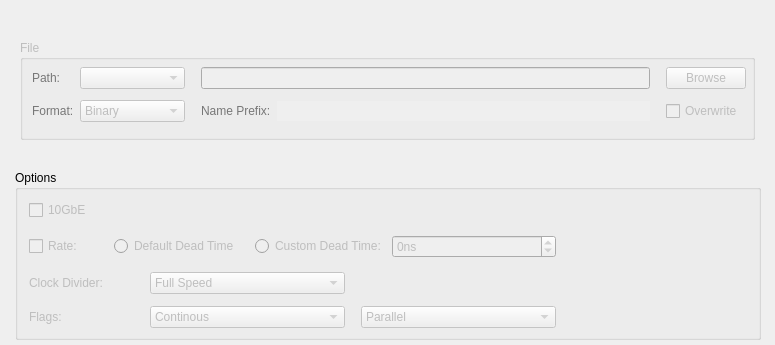
Qt form slsDetectorGui/forms/form_tab_dataoutput.ui (slsdetectorgroup/slsDetectorPackage) before a commit.
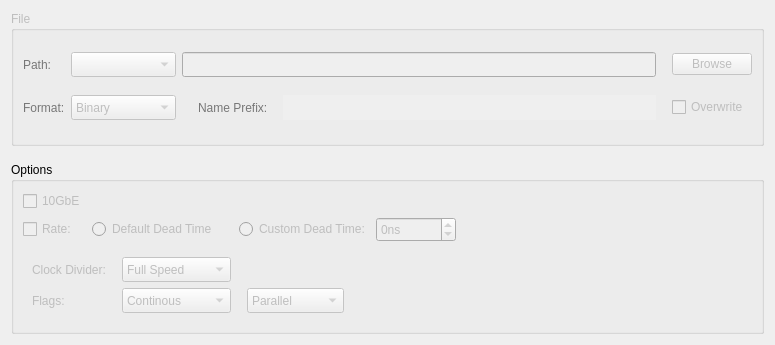
The same form after that commit. Icons and pictures are not drawn.

Patch:
```diff
--- a/slsDetectorGui/forms/form_tab_dataoutput.ui
+++ b/slsDetectorGui/forms/form_tab_dataoutput.ui
@@ -24,39 +24,426 @@
   </property>
   <property name="maximumSize">
    <size>
-    <width>1000</width>
-    <height>1000</height>
+    <width>775</width>
+    <height>365</height>
    </size>
   </property>
   <property name="windowTitle">
    <string>Form</string>
   </property>
+  <layout class="QGridLayout" name="gridLayout_3">
+   <item row="0" column="0">
+    <widget class="QGroupBox" name="boxFileWriteEnabled">
+     <property name="enabled">
+      <bool>false</bool>
+     </property>
+     <property name="title">
+      <string>File</string>
+     </property>
+     <layout class="QGridLayout" name="gridLayout_4">
+      <item row="0" column="1">
+       <widget class="QComboBox" name="comboDetector">
+        <property name="sizePolicy">
+         <sizepolicy hsizetype="Fixed" vsizetype="Fixed">
+          <horstretch>0</horstretch>
+          <verstretch>0</verstretch>
+         </sizepolicy>
+        </property>
+        <property name="minimumSize">
+         <size>
+          <width>105</width>
+          <height>25</height>
+         </size>
+        </property>
+       </widget>
+      </item>
+      <item row="1" column="3">
+       <widget class="QLabel" name="lblFileName">
+        <property name="sizePolicy">
+         <sizepolicy hsizetype="Fixed" vsizetype="Preferred">
+          <horstretch>0</horstretch>
+          <verstretch>0</verstretch>
+         </sizepolicy>
+        </property>
+        <property name="maximumSize">
+         <size>
+          <width>16777215</width>
+          <height>16777215</height>
+         </size>
+        </property>
+        <property name="palette">
+         <palette>
+          <active>
+           <colorrole role="WindowText">
+            <brush brushstyle="SolidPattern">
+             <color alpha="255">
+              <red>2</red>
+              <green>2</green>
+              <blue>2</blue>
+             </color>
+            </brush>
+           </colorrole>
+          </active>
+          <inactive>
+           <colorrole role="WindowText">
+            <brush brushstyle="SolidPattern">
+             <color alpha="255">
+              <red>0</red>
+              <green>0</green>
+              <blue>0</blue>
+             </color>
+            </brush>
+           </colorrole>
+          </inactive>
+          <disabled>
+           <colorrole role="WindowText">
+            <brush brushstyle="SolidPattern">
+             <color alpha="255">
+              <red>119</red>
+              <green>119</green>
+              <blue>119</blue>
+             </color>
+            </brush>
+           </colorrole>
+          </disabled>
+         </palette>
+        </property>
+        <property name="toolTip">
+         <string>&lt;html&gt;&lt;head/&gt;&lt;body&gt;&lt;p&gt;Name of file. Can be modified in Measurement tab.&lt;br/&gt;#fname# &lt;br/&gt;&lt;/p&gt;&lt;/body&gt;&lt;/html&gt;</string>
+        </property>
+        <property name="text">
+         <string>Name Prefix: </string>
+        </property>
+       </widget>
+      </item>
+      <item row="0" column="7">
+       <widget class="QPushButton" name="btnOutputBrowse">
+        <property name="sizePolicy">
+         <sizepolicy hsizetype="Fixed" vsizetype="Fixed">
+          <horstretch>0</horstretch>
+          <verstretch>0</verstretch>
+         </sizepolicy>
+        </property>
+        <property name="toolTip">
+         <string>&lt;nobr&gt;
+Directory where one saves the data.
+&lt;/nobr&gt;&lt;br&gt;
+ #outdir#
+&lt;br&gt;
+Disabled if receiver pc is not same as client pc.
+</string>
+        </property>
+        <property name="text">
+         <string>Browse</string>
+        </property>
+        <property name="icon">
+         <iconset resource="../include/icons.qrc">
+          <normaloff>:/icons/images/browse.png</normaloff>:/icons/images/browse.png</iconset>
+        </property>
+       </widget>
+      </item>
+      <item row="1" column="0">
+       <widget class="QLabel" name="lblFileFormat">
+        <property name="sizePolicy">
+         <sizepolicy hsizetype="Fixed" vsizetype="Preferred">
+          <horstretch>0</horstretch>
+          <verstretch>0</verstretch>
+         </sizepolicy>
+        </property>
+        <property name="maximumSize">
+         <size>
+          <width>70</width>
+          <height>16777215</height>
+         </size>
+        </property>
+        <property name="palette">
+         <palette>
+          <active>
+           <colorrole role="WindowText">
+            <brush brushstyle="SolidPattern">
+             <color alpha="255">
+              <red>2</red>
+              <green>2</green>
+              <blue>2</blue>
+             </color>
+            </brush>
+           </colorrole>
+          </active>
+          <inactive>
+           <colorrole role="WindowText">
+            <brush brushstyle="SolidPattern">
+             <color alpha="255">
+              <red>0</red>
+              <green>0</green>
+              <blue>0</blue>
+             </color>
+            </brush>
+           </colorrole>
+          </inactive>
+          <disabled>
+           <colorrole role="WindowText">
+            <brush brushstyle="SolidPattern">
+             <color alpha="255">
+              <red>119</red>
+              <green>119</green>
+              <blue>119</blue>
+             </color>
+            </brush>
+           </colorrole>
+          </disabled>
+         </palette>
+        </property>
+        <property name="toolTip">
+         <string>&lt;html&gt;&lt;head/&gt;&lt;body&gt;&lt;p&gt;File Format&lt;br/&gt;#fileformat# &lt;br/&gt;&lt;/p&gt;&lt;/body&gt;&lt;/html&gt;</string>
+        </property>
+        <property name="text">
+         <string>Format:</string>
+        </property>
+       </widget>
+      </item>
+      <item row="1" column="1">
+       <widget class="QComboBox" name="comboFileFormat">
+        <property name="sizePolicy">
+         <sizepolicy hsizetype="Fixed" vsizetype="Fixed">
+          <horstretch>0</horstretch>
+          <verstretch>0</verstretch>
+         </sizepolicy>
+        </property>
+        <property name="minimumSize">
+         <size>
+          <width>105</width>
+          <height>25</height>
+         </size>
+        </property>
+        <property name="toolTip">
+         <string>&lt;html&gt;&lt;head/&gt;&lt;body&gt;&lt;p&gt;File Format&lt;br/&gt;#fileformat# &lt;br/&gt;&lt;/p&gt;&lt;/body&gt;&lt;/html&gt;</string>
+        </property>
+        <item>
+         <property name="text">
+          <string>Binary</string>
+         </property>
+        </item>
+        <item>
+         <property name="text">
+          <string>HDF5</string>
+         </property>
+        </item>
+       </widget>
+      </item>
+      <item row="0" column="0">
+       <widget class="QLabel" name="lblOutputDir">
+        <property name="sizePolicy">
+         <sizepolicy hsizetype="Fixed" vsizetype="Preferred">
+          <horstretch>0</horstretch>
+          <verstretch>0</verstretch>
+         </sizepolicy>
+        </property>
+        <property name="maximumSize">
+         <size>
+          <width>70</width>
+          <height>16777215</height>
+         </size>
+        </property>
+        <property name="palette">
+         <palette>
+          <active>
+           <colorrole role="WindowText">
+            <brush brushstyle="SolidPattern">
+             <color alpha="255">
+              <red>2</red>
+              <green>2</green>
+              <blue>2</blue>
+             </color>
+            </brush>
+           </colorrole>
+          </active>
+          <inactive>
+           <colorrole role="WindowText">
+            <brush brushstyle="SolidPattern">
+             <color alpha="255">
+              <red>0</red>
+              <green>0</green>
+              <blue>0</blue>
+             </color>
+            </brush>
+           </colorrole>
+          </inactive>
+          <disabled>
+           <colorrole role="WindowText">
+            <brush brushstyle="SolidPattern">
+             <color alpha="255">
+              <red>119</red>
+              <green>119</green>
+              <blue>119</blue>
+             </color>
+            </brush>
+           </colorrole>
+          </disabled>
+         </palette>
+        </property>
+        <property name="toolTip">
+         <string>&lt;nobr&gt;
+Directory where one saves the data.
+&lt;/nobr&gt;&lt;br&gt;
+ #outdir#
+&lt;br&gt;
+</string>
+        </property>
+        <property name="text">
+         <string>Path:</string>
+        </property>
+       </widget>
+      </item>
+      <item row="1" column="5">
+       <widget class="QLineEdit" name="dispFileName">
+        <property name="sizePolicy">
+         <sizepolicy hsizetype="Expanding" vsizetype="Fixed">
+          <horstretch>0</horstretch>
+          <verstretch>0</verstretch>
+         </sizepolicy>
+        </property>
+        <property name="minimumSize">
+         <size>
+          <width>0</width>
+          <height>25</height>
+         </size>
+        </property>
+        <property name="maximumSize">
+         <size>
+          <width>16777215</width>
+          <height>16777215</height>
+         </size>
+        </property>
+        <property name="focusPolicy">
+         <enum>Qt::NoFocus</enum>
+        </property>
+        <property name="toolTip">
+         <string>&lt;html&gt;&lt;head/&gt;&lt;body&gt;&lt;p&gt;Name of file. Can be modified in Measurement tab.&lt;br/&gt;#fname# &lt;br/&gt;&lt;/p&gt;&lt;/body&gt;&lt;/html&gt;</string>
+        </property>
+        <property name="frame">
+         <bool>false</bool>
+        </property>
+        <property name="echoMode">
+         <enum>QLineEdit::Normal</enum>
+        </property>
+        <property name="readOnly">
+         <bool>true</bool>
+        </property>
+       </widget>
+      </item>
+      <item row="1" column="7">
+       <widget class="QCheckBox" name="chkOverwriteEnable">
+        <property name="sizePolicy">
+         <sizepolicy hsizetype="Fixed" vsizetype="Fixed">
+          <horstretch>0</horstretch>
+          <verstretch>0</verstretch>
+         </sizepolicy>
+        </property>
+        <property name="maximumSize">
+         <size>
+          <width>16777215</width>
+          <height>16777215</height>
+         </size>
+        </property>
+        <property name="toolTip">
+         <string>Overwrite Enable
+ #overwrite#</string>
+        </property>
+        <property name="text">
+         <string>Overwrite</string>
+        </property>
+       </widget>
+      </item>
+      <item row="0" column="6">
+       <spacer name="horizontalSpacer_9">
+        <property name="orientation">
+         <enum>Qt::Horizontal</enum>
+        </property>
+        <property name="sizeType">
+         <enum>QSizePolicy::Fixed</enum>
+        </property>
+        <property name="sizeHint" stdset="0">
+         <size>
+          <width>10</width>
+          <height>20</height>
+         </size>
+        </property>
+       </spacer>
+      </item>
+      <item row="1" column="2">
+       <spacer name="horizontalSpacer_10">
+        <property name="orientation">
+         <enum>Qt::Horizontal</enum>
+        </property>
+        <property name="sizeType">
+         <enum>QSizePolicy::Fixed</enum>
+        </property>
+        <property name="sizeHint" stdset="0">
+         <size>
+          <width>10</width>
+          <height>20</height>
+         </size>
+        </property>
+       </spacer>
+      </item>
+      <item row="0" column="2" colspan="4">
+       <widget class="QLineEdit" name="dispOutputDir">
+        <property name="minimumSize">
+         <size>
+          <width>0</width>
+          <height>25</height>
+         </size>
+        </property>
+        <property name="focusPolicy">
+         <enum>Qt::StrongFocus</enum>
+        </property>
+        <property name="toolTip">
+         <string>&lt;nobr&gt;
+Directory where one saves the data.
+&lt;/nobr&gt;&lt;br&gt;
+ #outdir#
+&lt;br&gt;
+</string>
+        </property>
+       </widget>
+      </item>
+     </layout>
+    </widget>
+   </item>
+   <item row="2" column="0">
   <widget class="QGroupBox" name="boxCorrection_2">
-   <property name="geometry">
-    <rect>
-     <x>15</x>
-     <y>170</y>
-     <width>746</width>
-     <height>170</height>
-    </rect>
-   </property>
    <property name="title">
     <string>Options</string>
    </property>
-   <widget class="QWidget" name="gridLayoutWidget_2">
-    <property name="geometry">
-     <rect>
-      <x>14</x>
-      <y>21</y>
-      <width>527</width>
-      <height>76</height>
-     </rect>
-    </property>
-    <layout class="QGridLayout" name="gridLayout_2">
-     <property name="verticalSpacing">
-      <number>6</number>
-     </property>
-     <item row="1" column="4" colspan="2">
+     <layout class="QGridLayout" name="gridLayout">
+      <item row="1" column="1">
+       <widget class="QRadioButton" name="radioDefaultDeadtime">
+        <property name="enabled">
+         <bool>false</bool>
+        </property>
+        <property name="text">
+         <string>Default Dead Time</string>
+        </property>
+       </widget>
+      </item>
+      <item row="0" column="0">
+       <widget class="QCheckBox" name="chkTenGiga">
+        <property name="enabled">
+         <bool>false</bool>
+        </property>
+        <property name="toolTip">
+         <string>&lt;nobr&gt;
+Compression using Root. Available only for Gotthard in Expert Mode.
+&lt;/nobr&gt;&lt;br&gt;&lt;nobr&gt;
+ #r_compression#
+&lt;/nobr&gt;</string>
+        </property>
+        <property name="text">
+         <string>10GbE</string>
+        </property>
+       </widget>
+      </item>
+      <item row="1" column="4">
       <widget class="QSpinBox" name="spinCustomDeadTime">
        <property name="enabled">
         <bool>false</bool>
@@ -67,6 +454,12 @@
          <verstretch>0</verstretch>
         </sizepolicy>
        </property>
+        <property name="minimumSize">
+         <size>
+          <width>0</width>
+          <height>25</height>
+         </size>
+        </property>
        <property name="suffix">
         <string>ns</string>
        </property>
@@ -81,16 +474,6 @@
        </property>
       </widget>
      </item>
-     <item row="1" column="1">
-      <widget class="QRadioButton" name="radioDefaultDeadtime">
-       <property name="enabled">
-        <bool>false</bool>
-       </property>
-       <property name="text">
-        <string>Default Dead Time</string>
-       </property>
-      </widget>
-     </item>
      <item row="1" column="0">
       <widget class="QCheckBox" name="chkRate">
        <property name="enabled">
@@ -101,23 +484,6 @@
        </property>
       </widget>
      </item>
-     <item row="0" column="0">
-      <widget class="QCheckBox" name="chkTenGiga">
-       <property name="enabled">
-        <bool>false</bool>
-       </property>
-       <property name="toolTip">
-        <string>&lt;nobr&gt;
-Compression using Root. Available only for Gotthard in Expert Mode.
-&lt;/nobr&gt;&lt;br&gt;&lt;nobr&gt;
- #r_compression#
-&lt;/nobr&gt;</string>
-       </property>
-       <property name="text">
-        <string>10GbE</string>
-       </property>
-      </widget>
-     </item>
      <item row="1" column="2">
       <spacer name="horizontalSpacer_2">
        <property name="orientation">
@@ -144,32 +510,36 @@
        </property>
       </widget>
      </item>
-    </layout>
-   </widget>
+      <item row="1" column="5">
+       <spacer name="horizontalSpacer_7">
+        <property name="orientation">
+         <enum>Qt::Horizontal</enum>
+        </property>
+        <property name="sizeType">
+         <enum>QSizePolicy::Expanding</enum>
+        </property>
+        <property name="sizeHint" stdset="0">
+         <size>
+          <width>10</width>
+          <height>20</height>
+         </size>
+        </property>
+       </spacer>
+      </item>
+      <item row="2" column="0" colspan="6">
    <widget class="QWidget" name="widgetEiger" native="true">
     <property name="enabled">
      <bool>false</bool>
     </property>
-    <property name="geometry">
-     <rect>
-      <x>3</x>
-      <y>92</y>
-      <width>547</width>
-      <height>72</height>
-     </rect>
-    </property>
-    <widget class="QWidget" name="gridLayoutWidget">
-     <property name="geometry">
-      <rect>
-       <x>11</x>
-       <y>4</y>
-       <width>527</width>
-       <height>68</height>
-      </rect>
-     </property>
      <layout class="QGridLayout" name="gridEiger">
       <item row="1" column="2">
        <widget class="QComboBox" name="comboEigerFlags1">
+           <property name="minimumSize">
+            <size>
+             <width>0</width>
+             <height>25</height>
+            </size>
+           </property>
         <property name="maximumSize">
          <size>
           <width>200</width>
@@ -188,37 +558,14 @@
         </item>
        </widget>
       </item>
-      <item row="0" column="0">
-       <widget class="QLabel" name="lblClkDivider">
-        <property name="maximumSize">
-         <size>
-          <width>105</width>
-          <height>16777215</height>
-         </size>
-        </property>
-        <property name="text">
-         <string>Clock Divider:</string>
-        </property>
-       </widget>
-      </item>
-      <item row="0" column="1">
-       <spacer name="horizontalSpacer_4">
-        <property name="orientation">
-         <enum>Qt::Horizontal</enum>
-        </property>
-        <property name="sizeType">
-         <enum>QSizePolicy::Fixed</enum>
-        </property>
-        <property name="sizeHint" stdset="0">
-         <size>
-          <width>10</width>
-          <height>20</height>
-         </size>
-        </property>
-       </spacer>
-      </item>
       <item row="0" column="2">
        <widget class="QComboBox" name="comboEigerClkDivider">
+           <property name="minimumSize">
+            <size>
+             <width>0</width>
+             <height>25</height>
+            </size>
+           </property>
         <property name="maximumSize">
          <size>
           <width>200</width>
@@ -242,13 +589,13 @@
         </item>
        </widget>
       </item>
-      <item row="1" column="3">
-       <spacer name="horizontalSpacer_5">
+         <item row="1" column="5">
+          <spacer name="horizontalSpacer_6">
         <property name="orientation">
          <enum>Qt::Horizontal</enum>
         </property>
         <property name="sizeType">
-         <enum>QSizePolicy::Fixed</enum>
+            <enum>QSizePolicy::Expanding</enum>
         </property>
         <property name="sizeHint" stdset="0">
          <size>
@@ -273,6 +620,18 @@
       </item>
       <item row="1" column="4">
        <widget class="QComboBox" name="comboEigerFlags2">
+           <property name="minimumSize">
+            <size>
+             <width>0</width>
+             <height>25</height>
+            </size>
+           </property>
+           <property name="maximumSize">
+            <size>
+             <width>200</width>
+             <height>16777215</height>
+            </size>
+           </property>
         <item>
          <property name="text">
           <string>Parallel</string>
@@ -290,399 +649,75 @@
         </item>
        </widget>
       </item>
-     </layout>
-    </widget>
-   </widget>
-  </widget>
-  <widget class="QGroupBox" name="boxFileWriteEnabled">
-   <property name="enabled">
-    <bool>false</bool>
-   </property>
-   <property name="geometry">
-    <rect>
-     <x>20</x>
-     <y>40</y>
-     <width>735</width>
-     <height>100</height>
-    </rect>
-   </property>
-   <property name="title">
-    <string>File</string>
-   </property>
-   <widget class="QWidget" name="horizontalLayoutWidget">
-    <property name="geometry">
-     <rect>
-      <x>12</x>
-      <y>20</y>
-      <width>714</width>
-      <height>70</height>
-     </rect>
-    </property>
-    <layout class="QGridLayout" name="gridLayout">
-     <property name="verticalSpacing">
-      <number>4</number>
-     </property>
-     <item row="0" column="16">
-      <widget class="QPushButton" name="btnOutputBrowse">
-       <property name="sizePolicy">
-        <sizepolicy hsizetype="Fixed" vsizetype="Fixed">
-         <horstretch>0</horstretch>
-         <verstretch>0</verstretch>
-        </sizepolicy>
-       </property>
-       <property name="toolTip">
-        <string>&lt;nobr&gt;
-Directory where one saves the data.
-&lt;/nobr&gt;&lt;br&gt;
- #outdir#
-&lt;br&gt;
-Disabled if receiver pc is not same as client pc.
-</string>
-       </property>
-       <property name="text">
-        <string>Browse</string>
-       </property>
-       <property name="icon">
-        <iconset resource="../include/icons.qrc">
-         <normaloff>:/icons/images/browse.png</normaloff>:/icons/images/browse.png</iconset>
-       </property>
-      </widget>
-     </item>
-     <item row="1" column="1">
-      <widget class="QComboBox" name="comboFileFormat">
-       <property name="sizePolicy">
-        <sizepolicy hsizetype="Fixed" vsizetype="Fixed">
-         <horstretch>0</horstretch>
-         <verstretch>0</verstretch>
-        </sizepolicy>
-       </property>
-       <property name="minimumSize">
-        <size>
-         <width>105</width>
-         <height>0</height>
-        </size>
-       </property>
-       <property name="toolTip">
-        <string>&lt;html&gt;&lt;head/&gt;&lt;body&gt;&lt;p&gt;File Format&lt;br/&gt;#fileformat# &lt;br/&gt;&lt;/p&gt;&lt;/body&gt;&lt;/html&gt;</string>
-       </property>
-       <item>
-        <property name="text">
-         <string>Binary</string>
-        </property>
-       </item>
-       <item>
-        <property name="text">
-         <string>HDF5</string>
-        </property>
-       </item>
-      </widget>
-     </item>
-     <item row="1" column="2">
-      <spacer name="horizontalSpacer_10">
-       <property name="orientation">
-        <enum>Qt::Horizontal</enum>
-       </property>
-       <property name="sizeType">
-        <enum>QSizePolicy::Fixed</enum>
-       </property>
-       <property name="sizeHint" stdset="0">
-        <size>
-         <width>10</width>
-         <height>20</height>
-        </size>
-       </property>
-      </spacer>
-     </item>
      <item row="0" column="1">
-      <widget class="QComboBox" name="comboDetector">
-       <property name="sizePolicy">
-        <sizepolicy hsizetype="Fixed" vsizetype="Fixed">
-         <horstretch>0</horstretch>
-         <verstretch>0</verstretch>
-        </sizepolicy>
-       </property>
-       <property name="minimumSize">
+          <spacer name="horizontalSpacer_4">
+           <property name="orientation">
+            <enum>Qt::Horizontal</enum>
+           </property>
+           <property name="sizeType">
+            <enum>QSizePolicy::Fixed</enum>
+           </property>
+           <property name="sizeHint" stdset="0">
         <size>
-         <width>105</width>
-         <height>0</height>
-        </size>
-       </property>
-      </widget>
+             <width>10</width>
+             <height>20</height>
+            </size>
+           </property>
+          </spacer>
+         </item>
+         <item row="1" column="3">
+          <spacer name="horizontalSpacer_5">
+           <property name="orientation">
+            <enum>Qt::Horizontal</enum>
+           </property>
+           <property name="sizeType">
+            <enum>QSizePolicy::Fixed</enum>
+           </property>
+           <property name="sizeHint" stdset="0">
+            <size>
+             <width>10</width>
+             <height>20</height>
+            </size>
+           </property>
+          </spacer>
      </item>
      <item row="0" column="0">
-      <widget class="QLabel" name="lblOutputDir">
-       <property name="sizePolicy">
-        <sizepolicy hsizetype="Fixed" vsizetype="Preferred">
-         <horstretch>0</horstretch>
-         <verstretch>0</verstretch>
-        </sizepolicy>
-       </property>
+          <widget class="QLabel" name="lblClkDivider">
        <property name="maximumSize">
         <size>
-         <width>70</width>
+             <width>105</width>
          <height>16777215</height>
         </size>
        </property>
-       <property name="palette">
-        <palette>
-         <active>
-          <colorrole role="WindowText">
-           <brush brushstyle="SolidPattern">
-            <color alpha="255">
-             <red>2</red>
-             <green>2</green>
-             <blue>2</blue>
-            </color>
-           </brush>
-          </colorrole>
-         </active>
-         <inactive>
-          <colorrole role="WindowText">
-           <brush brushstyle="SolidPattern">
-            <color alpha="255">
-             <red>0</red>
-             <green>0</green>
-             <blue>0</blue>
-            </color>
-           </brush>
-          </colorrole>
-         </inactive>
-         <disabled>
-          <colorrole role="WindowText">
-           <brush brushstyle="SolidPattern">
-            <color alpha="255">
-             <red>119</red>
-             <green>119</green>
-             <blue>119</blue>
-            </color>
-           </brush>
-          </colorrole>
-         </disabled>
-        </palette>
-       </property>
-       <property name="toolTip">
-        <string>&lt;nobr&gt;
-Directory where one saves the data.
-&lt;/nobr&gt;&lt;br&gt;
- #outdir#
-&lt;br&gt;
-</string>
-       </property>
        <property name="text">
-        <string>Path:</string>
-       </property>
+            <string>Clock Divider:</string>
+           </property>
+          </widget>
+         </item>
+        </layout>
+       </widget>
+      </item>
+     </layout>
       </widget>
      </item>
      <item row="1" column="0">
-      <widget class="QLabel" name="lblFileFormat">
-       <property name="sizePolicy">
-        <sizepolicy hsizetype="Fixed" vsizetype="Preferred">
-         <horstretch>0</horstretch>
-         <verstretch>0</verstretch>
-        </sizepolicy>
-       </property>
-       <property name="maximumSize">
-        <size>
-         <width>70</width>
-         <height>16777215</height>
-        </size>
-       </property>
-       <property name="palette">
-        <palette>
-         <active>
-          <colorrole role="WindowText">
-           <brush brushstyle="SolidPattern">
-            <color alpha="255">
-             <red>2</red>
-             <green>2</green>
-             <blue>2</blue>
-            </color>
-           </brush>
-          </colorrole>
-         </active>
-         <inactive>
-          <colorrole role="WindowText">
-           <brush brushstyle="SolidPattern">
-            <color alpha="255">
-             <red>0</red>
-             <green>0</green>
-             <blue>0</blue>
-            </color>
-           </brush>
-          </colorrole>
-         </inactive>
-         <disabled>
-          <colorrole role="WindowText">
-           <brush brushstyle="SolidPattern">
-            <color alpha="255">
-             <red>119</red>
-             <green>119</green>
-             <blue>119</blue>
-            </color>
-           </brush>
-          </colorrole>
-         </disabled>
-        </palette>
-       </property>
-       <property name="toolTip">
-        <string>&lt;html&gt;&lt;head/&gt;&lt;body&gt;&lt;p&gt;File Format&lt;br/&gt;#fileformat# &lt;br/&gt;&lt;/p&gt;&lt;/body&gt;&lt;/html&gt;</string>
-       </property>
-       <property name="text">
-        <string>Format:</string>
-       </property>
-      </widget>
-     </item>
-     <item row="1" column="16">
-      <widget class="QCheckBox" name="chkOverwriteEnable">
-       <property name="sizePolicy">
-        <sizepolicy hsizetype="Fixed" vsizetype="Fixed">
-         <horstretch>0</horstretch>
-         <verstretch>0</verstretch>
-        </sizepolicy>
-       </property>
-       <property name="maximumSize">
-        <size>
-         <width>16777215</width>
-         <height>16777215</height>
-        </size>
-       </property>
-       <property name="toolTip">
-        <string>Overwrite Enable
- #overwrite#</string>
-       </property>
-       <property name="text">
-        <string>Overwrite</string>
-       </property>
-      </widget>
-     </item>
-     <item row="1" column="15">
-      <spacer name="horizontalSpacer_9">
+    <spacer name="verticalSpacer">
        <property name="orientation">
-        <enum>Qt::Horizontal</enum>
+      <enum>Qt::Vertical</enum>
        </property>
        <property name="sizeType">
         <enum>QSizePolicy::Fixed</enum>
        </property>
        <property name="sizeHint" stdset="0">
         <size>
-         <width>10</width>
-         <height>20</height>
+       <width>20</width>
+       <height>10</height>
         </size>
        </property>
       </spacer>
      </item>
-     <item row="1" column="3">
-      <widget class="QLabel" name="lblFileName">
-       <property name="sizePolicy">
-        <sizepolicy hsizetype="Fixed" vsizetype="Preferred">
-         <horstretch>0</horstretch>
-         <verstretch>0</verstretch>
-        </sizepolicy>
-       </property>
-       <property name="maximumSize">
-        <size>
-         <width>75</width>
-         <height>16777215</height>
-        </size>
-       </property>
-       <property name="palette">
-        <palette>
-         <active>
-          <colorrole role="WindowText">
-           <brush brushstyle="SolidPattern">
-            <color alpha="255">
-             <red>2</red>
-             <green>2</green>
-             <blue>2</blue>
-            </color>
-           </brush>
-          </colorrole>
-         </active>
-         <inactive>
-          <colorrole role="WindowText">
-           <brush brushstyle="SolidPattern">
-            <color alpha="255">
-             <red>0</red>
-             <green>0</green>
-             <blue>0</blue>
-            </color>
-           </brush>
-          </colorrole>
-         </inactive>
-         <disabled>
-          <colorrole role="WindowText">
-           <brush brushstyle="SolidPattern">
-            <color alpha="255">
-             <red>119</red>
-             <green>119</green>
-             <blue>119</blue>
-            </color>
-           </brush>
-          </colorrole>
-         </disabled>
-        </palette>
-       </property>
-       <property name="toolTip">
-        <string>&lt;html&gt;&lt;head/&gt;&lt;body&gt;&lt;p&gt;Name of file. Can be modified in Measurement tab.&lt;br/&gt;#fname# &lt;br/&gt;&lt;/p&gt;&lt;/body&gt;&lt;/html&gt;</string>
-       </property>
-       <property name="text">
-        <string>Name Prefix:</string>
-       </property>
-      </widget>
-     </item>
-     <item row="1" column="4" colspan="11">
-      <widget class="QLineEdit" name="dispFileName">
-       <property name="sizePolicy">
-        <sizepolicy hsizetype="Expanding" vsizetype="Fixed">
-         <horstretch>0</horstretch>
-         <verstretch>0</verstretch>
-        </sizepolicy>
-       </property>
-       <property name="maximumSize">
-        <size>
-         <width>16777215</width>
-         <height>16777215</height>
-        </size>
-       </property>
-       <property name="focusPolicy">
-        <enum>Qt::NoFocus</enum>
-       </property>
-       <property name="toolTip">
-        <string>&lt;html&gt;&lt;head/&gt;&lt;body&gt;&lt;p&gt;Name of file. Can be modified in Measurement tab.&lt;br/&gt;#fname# &lt;br/&gt;&lt;/p&gt;&lt;/body&gt;&lt;/html&gt;</string>
-       </property>
-       <property name="frame">
-        <bool>false</bool>
-       </property>
-       <property name="echoMode">
-        <enum>QLineEdit::Normal</enum>
-       </property>
-       <property name="readOnly">
-        <bool>true</bool>
-       </property>
-      </widget>
-     </item>
-     <item row="0" column="3" colspan="12">
-      <widget class="QLineEdit" name="dispOutputDir">
-       <property name="focusPolicy">
-        <enum>Qt::StrongFocus</enum>
-       </property>
-       <property name="toolTip">
-        <string>&lt;nobr&gt;
-Directory where one saves the data.
-&lt;/nobr&gt;&lt;br&gt;
- #outdir#
-&lt;br&gt;
-</string>
-       </property>
-      </widget>
-     </item>
-    </layout>
-   </widget>
-  </widget>
- </widget>
- <tabstops>
-  <tabstop>chkRate</tabstop>
- </tabstops>
+  </layout>
+ </widget>
  <resources>
   <include location="../include/icons.qrc"/>
  </resources>
```
Lines whose indentation alone changed are shown as unchanged.
